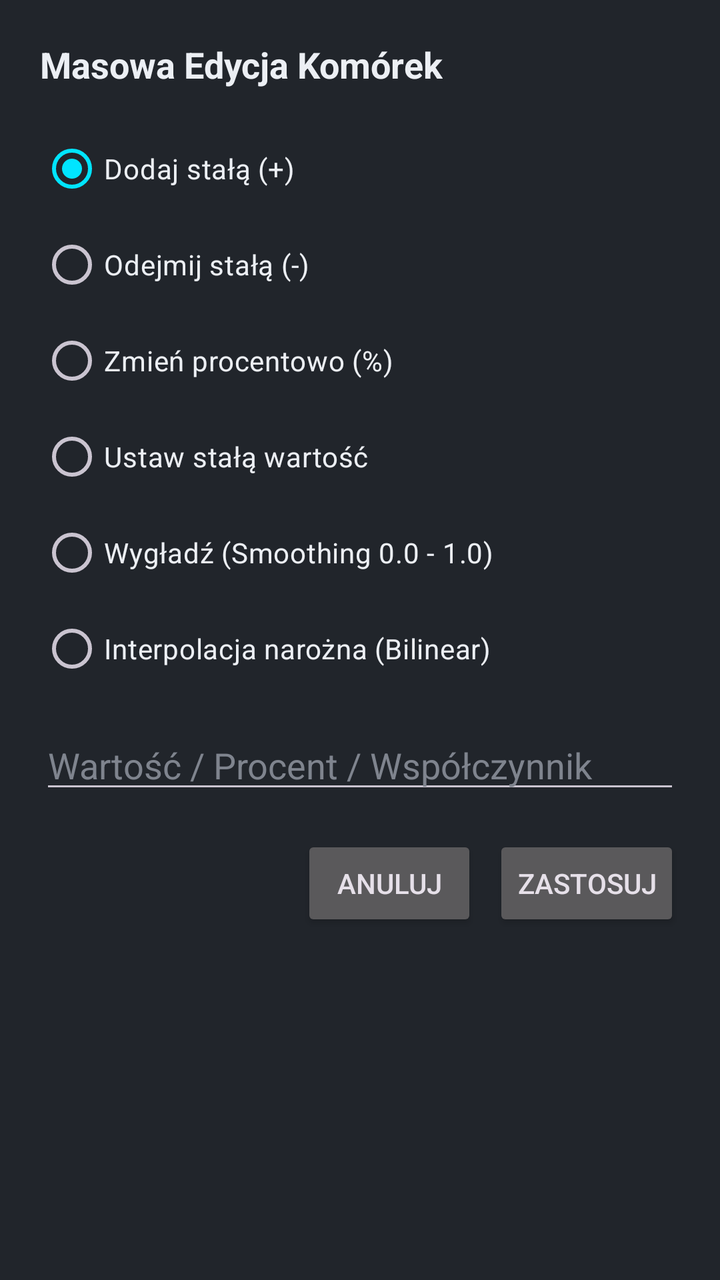
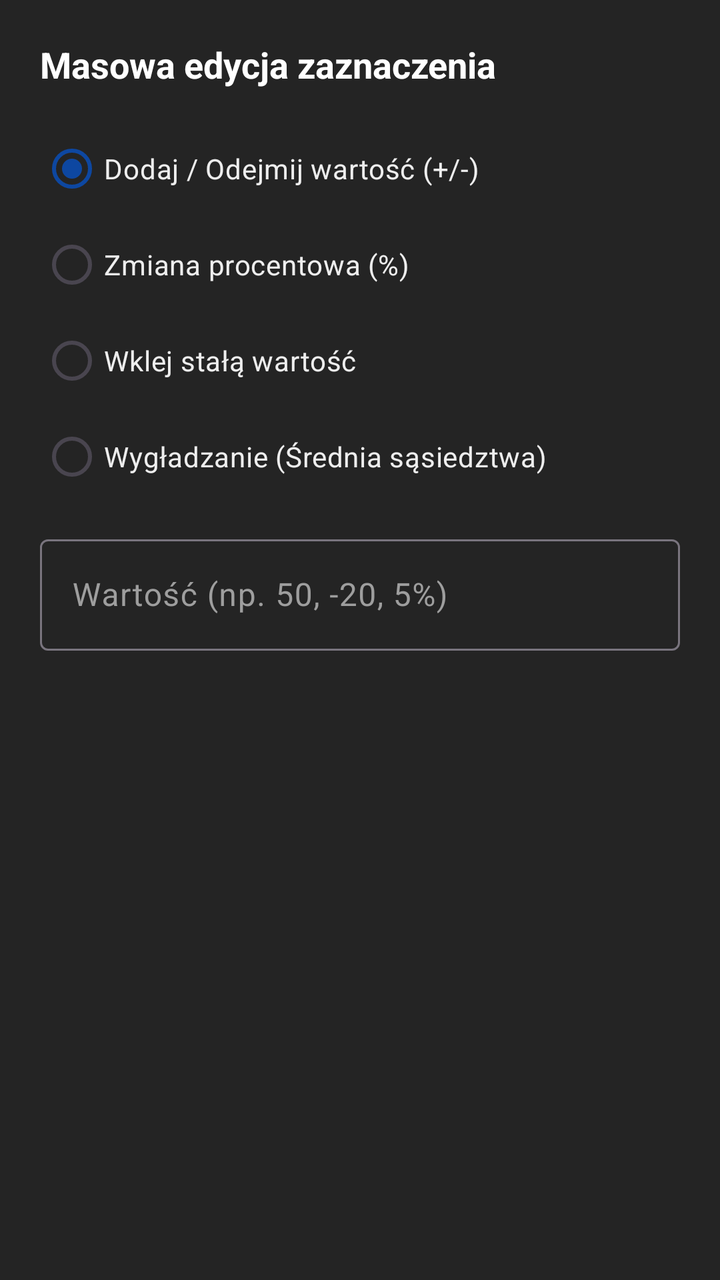

Two renders of the same Android screen: before a commit and after it. Below are the layout's source before the change and the commit's diff.
<!-- AndroidManifest.xml: application theme Theme.WinOls -->
<!-- res/layout/dialog_bulk_edit.xml -->
<?xml version="1.0" encoding="utf-8"?>
<LinearLayout xmlns:android="http://schemas.android.com/apk/res/android"
    android:layout_width="match_parent"
    android:layout_height="wrap_content"
    android:orientation="vertical"
    android:padding="20dp"
    android:background="#21252B">

    <TextView
        android:layout_width="wrap_content"
        android:layout_height="wrap_content"
        android:text="Masowa Edycja Komórek"
        android:textSize="18sp"
        android:textStyle="bold"
        android:textColor="#ECEFF4"
        android:layout_marginBottom="16dp" />

    <RadioGroup
        android:id="@+id/rgOperations"
        android:layout_width="match_parent"
        android:layout_height="wrap_content">

        <RadioButton
            android:id="@+id/rbAdd"
            android:layout_width="wrap_content"
            android:layout_height="wrap_content"
            android:text="Dodaj stałą (+)"
            android:textColor="#ECEFF4"
            android:checked="true" />

        <RadioButton
            android:id="@+id/rbSubtract"
            android:layout_width="wrap_content"
            android:layout_height="wrap_content"
            android:text="Odejmij stałą (-)"
            android:textColor="#ECEFF4" />

        <RadioButton
            android:id="@+id/rbPercentage"
            android:layout_width="wrap_content"
            android:layout_height="wrap_content"
            android:text="Zmień procentowo (%)"
            android:textColor="#ECEFF4" />

        <RadioButton
            android:id="@+id/rbConstant"
            android:layout_width="wrap_content"
            android:layout_height="wrap_content"
            android:text="Ustaw stałą wartość"
            android:textColor="#ECEFF4" />

        <RadioButton
            android:id="@+id/rbSmooth"
            android:layout_width="wrap_content"
            android:layout_height="wrap_content"
            android:text="Wygładź (Smoothing 0.0 - 1.0)"
            android:textColor="#ECEFF4" />

        <RadioButton
            android:id="@+id/rbInterpolate"
            android:layout_width="wrap_content"
            android:layout_height="wrap_content"
            android:text="Interpolacja narożna (Bilinear)"
            android:textColor="#ECEFF4" />
    </RadioGroup>

    <EditText
        android:id="@+id/etOperandValue"
        android:layout_width="match_parent"
        android:layout_height="wrap_content"
        android:inputType="numberDecimal|numberSigned"
        android:hint="Wartość / Procent / Współczynnik"
        android:textColor="#FFFFFF"
        android:textColorHint="#7F848E"
        android:layout_marginTop="12dp"
        android:layout_marginBottom="16dp" />

    <LinearLayout
        android:layout_width="match_parent"
        android:layout_height="wrap_content"
        android:orientation="horizontal"
        android:gravity="end">

        <Button
            android:id="@+id/btnCancelBulk"
            android:layout_width="wrap_content"
            android:layout_height="wrap_content"
            android:text="Anuluj"
            android:layout_marginEnd="8dp" />

        <Button
            android:id="@+id/btnApplyBulk"
            android:layout_width="wrap_content"
            android:layout_height="wrap_content"
            android:text="Zastosuj" />
    </LinearLayout>
</LinearLayout>
<!-- resources referenced by this layout -->
<resources>
  <style name="Theme.WinOls" parent="Theme.MaterialComponents.DayNight.DarkActionBar">
          <item name="colorPrimary">#1A237E</item>
          <item name="colorPrimaryVariant">#0D47A1</item>
          <item name="colorOnPrimary">#FFFFFF</item>
      </style>
</resources>

<!-- the commit's change to res/layout/dialog_bulk_edit.xml (unified diff, before → after) -->
@@ -4,94 +4,66 @@
     android:layout_height="wrap_content"
     android:orientation="vertical"
     android:padding="20dp"
-    android:background="#21252B">
+    android:background="#242424">
 
     <TextView
         android:layout_width="wrap_content"
         android:layout_height="wrap_content"
-        android:text="Masowa Edycja Komórek"
+        android:text="Masowa edycja zaznaczenia"
+        android:textColor="#FFFFFF"
         android:textSize="18sp"
         android:textStyle="bold"
-        android:textColor="#ECEFF4"
         android:layout_marginBottom="16dp" />
 
     <RadioGroup
-        android:id="@+id/rgOperations"
+        android:id="@+id/rgOperation"
         android:layout_width="match_parent"
         android:layout_height="wrap_content">
 
         <RadioButton
-            android:id="@+id/rbAdd"
+            android:id="@+id/rbOffset"
             android:layout_width="wrap_content"
             android:layout_height="wrap_content"
-            android:text="Dodaj stałą (+)"
-            android:textColor="#ECEFF4"
+            android:text="Dodaj / Odejmij wartość (+/-)"
+            android:textColor="#EEEEEE"
             android:checked="true" />
 
         <RadioButton
-            android:id="@+id/rbSubtract"
+            android:id="@+id/rbPercent"
             android:layout_width="wrap_content"
             android:layout_height="wrap_content"
-            android:text="Odejmij stałą (-)"
-            android:textColor="#ECEFF4" />
+            android:text="Zmiana procentowa (%)"
+            android:textColor="#EEEEEE" />
 
         <RadioButton
-            android:id="@+id/rbPercentage"
+            android:id="@+id/rbSetValue"
             android:layout_width="wrap_content"
             android:layout_height="wrap_content"
-            android:text="Zmień procentowo (%)"
-            android:textColor="#ECEFF4" />
-
-        <RadioButton
-            android:id="@+id/rbConstant"
-            android:layout_width="wrap_content"
-            android:layout_height="wrap_content"
-            android:text="Ustaw stałą wartość"
-            android:textColor="#ECEFF4" />
+            android:text="Wklej stałą wartość"
+            android:textColor="#EEEEEE" />
 
         <RadioButton
             android:id="@+id/rbSmooth"
             android:layout_width="wrap_content"
             android:layout_height="wrap_content"
-            android:text="Wygładź (Smoothing 0.0 - 1.0)"
-            android:textColor="#ECEFF4" />
-
-        <RadioButton
-            android:id="@+id/rbInterpolate"
-            android:layout_width="wrap_content"
-            android:layout_height="wrap_content"
-            android:text="Interpolacja narożna (Bilinear)"
-            android:textColor="#ECEFF4" />
+            android:text="Wygładzanie (Średnia sąsiedztwa)"
+            android:textColor="#EEEEEE" />
     </RadioGroup>
 
-    <EditText
-        android:id="@+id/etOperandValue"
+    <com.google.android.material.textfield.TextInputLayout
+        android:id="@+id/inputLayoutValue"
         android:layout_width="match_parent"
         android:layout_height="wrap_content"
-        android:inputType="numberDecimal|numberSigned"
-        android:hint="Wartość / Procent / Współczynnik"
-        android:textColor="#FFFFFF"
-        android:textColorHint="#7F848E"
         android:layout_marginTop="12dp"
-        android:layout_marginBottom="16dp" />
+        android:textColorHint="#9E9E9E">
 
-    <LinearLayout
-        android:layout_width="match_parent"
-        android:layout_height="wrap_content"
-        android:orientation="horizontal"
-        android:gravity="end">
+        <com.google.android.material.textfield.TextInputEditText
+            android:id="@+id/etValue"
+            android:layout_width="match_parent"
+            android:layout_height="wrap_content"
+            android:hint="Wartość (np. 50, -20, 5%)"
+            android:inputType="numberSigned|numberDecimal"
+            android:textColor="#FFFFFF" />
+    </com.google.android.material.textfield.TextInputLayout>
 
-        <Button
-            android:id="@+id/btnCancelBulk"
-            android:layout_width="wrap_content"
-            android:layout_height="wrap_content"
-            android:text="Anuluj"
-            android:layout_marginEnd="8dp" />
-
-        <Button
-            android:id="@+id/btnApplyBulk"
-            android:layout_width="wrap_content"
-            android:layout_height="wrap_content"
-            android:text="Zastosuj" />
-    </LinearLayout>
 </LinearLayout>
